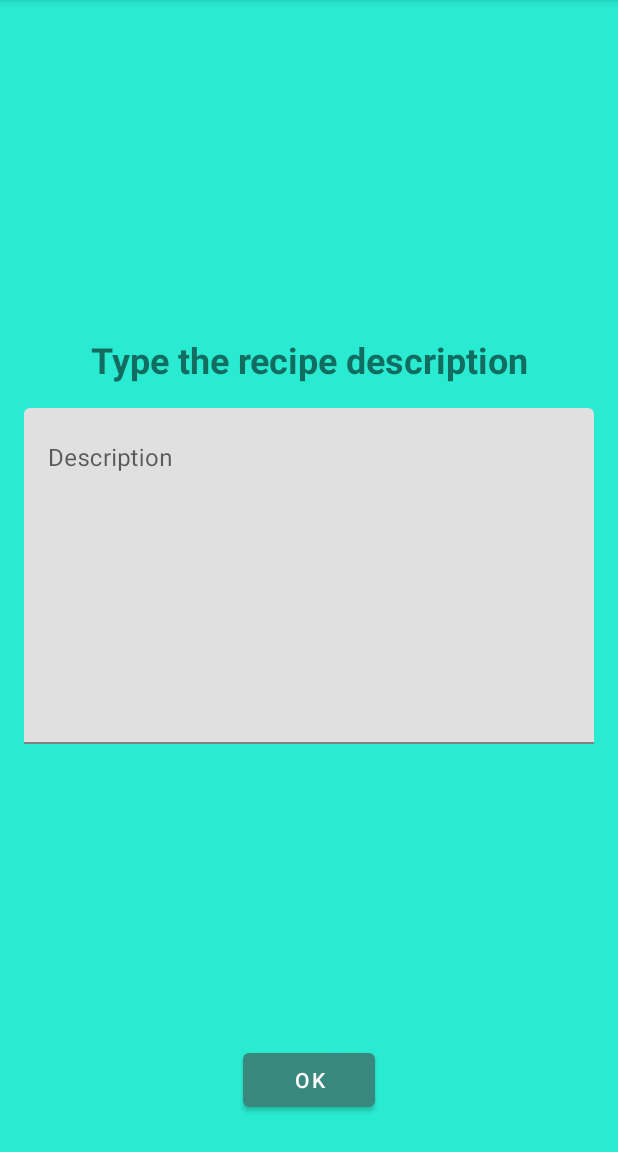
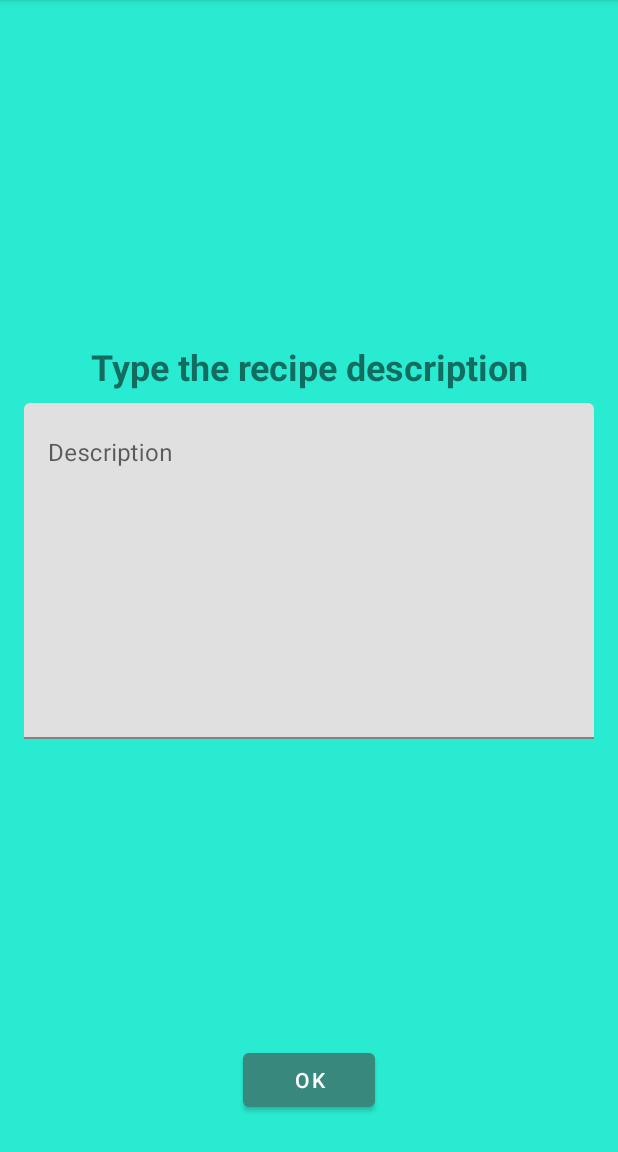
Before and after one commit to gustavomite/recipy, an Android app: the AddRecipeFragmentPart3 screen opened through its navigation route, on a phone screen of 412 x 824 dp, the part 84-1236 px from its top. Run offline under Robolectric (Android 15) with nearby library versions, the phone set to English and light mode, and no system bars.

Commit message:
Support orientation change
- add scroll layouts to fragments to support orientation changes
- main activity removes image on horizontal mode
- set viewmodel before setContentView to prevent error on orientation
  change

```diff
--- a/app/src/main/AndroidManifest.xml
+++ b/app/src/main/AndroidManifest.xml
@@ -38,6 +38,7 @@
         </activity>
         <activity
             android:name=".ui.main.MainActivity"
+            android:configChanges="orientation|screenSize"
             android:launchMode="singleTop"
             android:exported="false" />
     </application>
--- a/app/src/main/java/br/com/gmt/ui/additem/AddRecipeActivity.kt
+++ b/app/src/main/java/br/com/gmt/ui/additem/AddRecipeActivity.kt
@@ -18,16 +18,16 @@ class AddRecipeActivity : AppCompatActivity() {
     lateinit var viewModel: AddRecipeViewModel
 
     override fun onCreate(savedInstanceState: Bundle?) {
+        // get the view model - needs to be before setContentView to handle screen rotation
+        viewModel = ViewModelProvider(this)[AddRecipeViewModel::class.java]
+
         super.onCreate(savedInstanceState)
         setContentView(R.layout.activity_add_recipe)
-        if (savedInstanceState == null) {
+        if (savedInstanceState == null) {}
 //            original code
 //            supportFragmentManager.beginTransaction()
 //                .replace(R.id.container, AddRecipeFragmentPart1.newInstance())
 //                .commitNow()
-
-                // get the view model
-            viewModel = ViewModelProvider(this)[AddRecipeViewModel::class.java]
 
         val navHostFragment = supportFragmentManager.findFragmentById(R.id.add_recipe_fragment_view) as NavHostFragment
         NavigateControl.navController = navHostFragment.navController
@@ -37,7 +37,6 @@ class AddRecipeActivity : AppCompatActivity() {
                 finishAddRecipe()
             }
         })
-        }
     }
 
     override fun onOptionsItemSelected(item: MenuItem): Boolean {
--- a/app/src/main/res/layout/fragment_add_recipe_part3.xml
+++ b/app/src/main/res/layout/fragment_add_recipe_part3.xml
@@ -7,33 +7,47 @@
     android:background="@color/Terciary"
     tools:context=".ui.additem.AddRecipeFragmentPart3">
 
+    <ScrollView
+        android:layout_width="match_parent"
+        android:layout_height="match_parent"
+        android:fillViewport="true"
+        app:layout_constraintBottom_toBottomOf="parent"
+        app:layout_constraintTop_toTopOf="parent">
+
+        <androidx.constraintlayout.widget.ConstraintLayout
+            android:layout_width="match_parent"
+            android:layout_height="wrap_content">
+
             <TextView
                 android:id="@+id/textViewDescriptionTitle"
                 android:layout_width="match_parent"
                 android:layout_height="wrap_content"
                 android:layout_marginStart="16dp"
+                android:layout_marginTop="24dp"
                 android:layout_marginEnd="16dp"
-        android:layout_marginBottom="16dp"
                 android:text="@string/add_recipe_text_description"
                 android:textAlignment="center"
                 android:textSize="24sp"
                 android:textStyle="bold"
+                android:transitionName="add_recipe_profile3"
                 app:layout_constraintBottom_toTopOf="@+id/layoutRecipeDescription"
                 app:layout_constraintEnd_toEndOf="parent"
                 app:layout_constraintStart_toStartOf="parent"
-        android:transitionName="add_recipe_profile3"/>
+                app:layout_constraintTop_toTopOf="parent"
+                app:layout_constraintVertical_chainStyle="packed" />
 
             <com.google.android.material.textfield.TextInputLayout
                 android:id="@+id/layoutRecipeDescription"
                 android:layout_width="match_parent"
                 android:layout_height="wrap_content"
                 android:layout_marginStart="16dp"
+                android:layout_marginTop="8dp"
                 android:layout_marginEnd="16dp"
                 android:hint="@string/add_recipe_hint_recipe_desc"
-        app:layout_constraintBottom_toBottomOf="parent"
+                app:layout_constraintBottom_toTopOf="@+id/confirmButton"
                 app:layout_constraintEnd_toEndOf="parent"
                 app:layout_constraintStart_toStartOf="parent"
-        app:layout_constraintTop_toTopOf="parent">
+                app:layout_constraintTop_toBottomOf="@+id/textViewDescriptionTitle">
 
                 <com.google.android.material.textfield.TextInputEditText
                     android:id="@+id/editDescription"
@@ -59,6 +73,8 @@
                 android:text="@string/add_recipe_button_confirm"
                 app:layout_constraintBottom_toBottomOf="parent"
                 app:layout_constraintEnd_toEndOf="parent"
-        app:layout_constraintStart_toStartOf="parent"/>
+                app:layout_constraintStart_toStartOf="parent" />
+        </androidx.constraintlayout.widget.ConstraintLayout>
+    </ScrollView>
 
 </androidx.constraintlayout.widget.ConstraintLayout>
```
Also changed, not shown: app/src/main/java/br/com/gmt/ui/main/MainActivity.kt (+21 -0 lines), app/src/main/res/layout/fragment_add_recipe_part1.xml (+12 -2 lines), app/src/main/res/layout/fragment_add_recipe_part2.xml (+23 -33 lines). Lines whose indentation alone changed are shown as unchanged.
